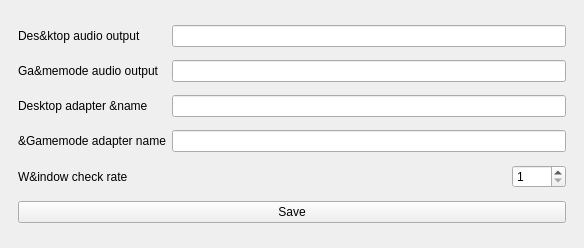
Odizinne/BigpictureTV-Linux, file design.ui: the form before one commit.
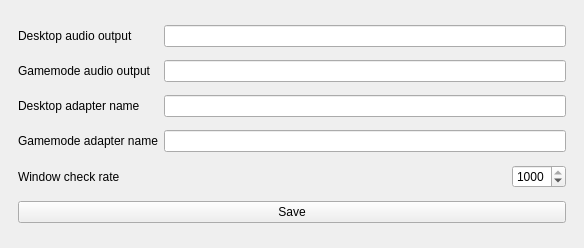
The form after the commit.

Commit message: ui typo, readme

What changed in the file:
```diff
--- a/design.ui
+++ b/design.ui
@@ -51,28 +51,28 @@
        <item row="3" column="0">
         <widget class="QLabel" name="label_4">
          <property name="text">
-          <string>&amp;Gamemode adapter name</string>
+          <string>Gamemode adapter name</string>
          </property>
         </widget>
        </item>
        <item row="0" column="0">
         <widget class="QLabel" name="label">
          <property name="text">
-          <string>Des&amp;ktop audio output</string>
+          <string>Desktop audio output</string>
          </property>
         </widget>
        </item>
        <item row="2" column="0">
         <widget class="QLabel" name="label_3">
          <property name="text">
-          <string>Desktop adapter &amp;name</string>
+          <string>Desktop adapter name</string>
          </property>
         </widget>
        </item>
        <item row="1" column="0">
         <widget class="QLabel" name="label_2">
          <property name="text">
-          <string>Ga&amp;memode audio output</string>
+          <string>Gamemode audio output</string>
          </property>
         </widget>
        </item>
@@ -93,6 +93,9 @@
          <property name="maximum">
           <number>1000</number>
          </property>
+         <property name="value">
+          <number>1000</number>
+         </property>
         </widget>
        </item>
        <item row="0" column="1" colspan="2">
@@ -104,7 +107,7 @@
        <item row="4" column="0">
         <widget class="QLabel" name="label_5">
          <property name="text">
-          <string>W&amp;indow check rate</string>
+          <string>Window check rate</string>
          </property>
         </widget>
        </item>
```
The commit also changes 1 other file.
